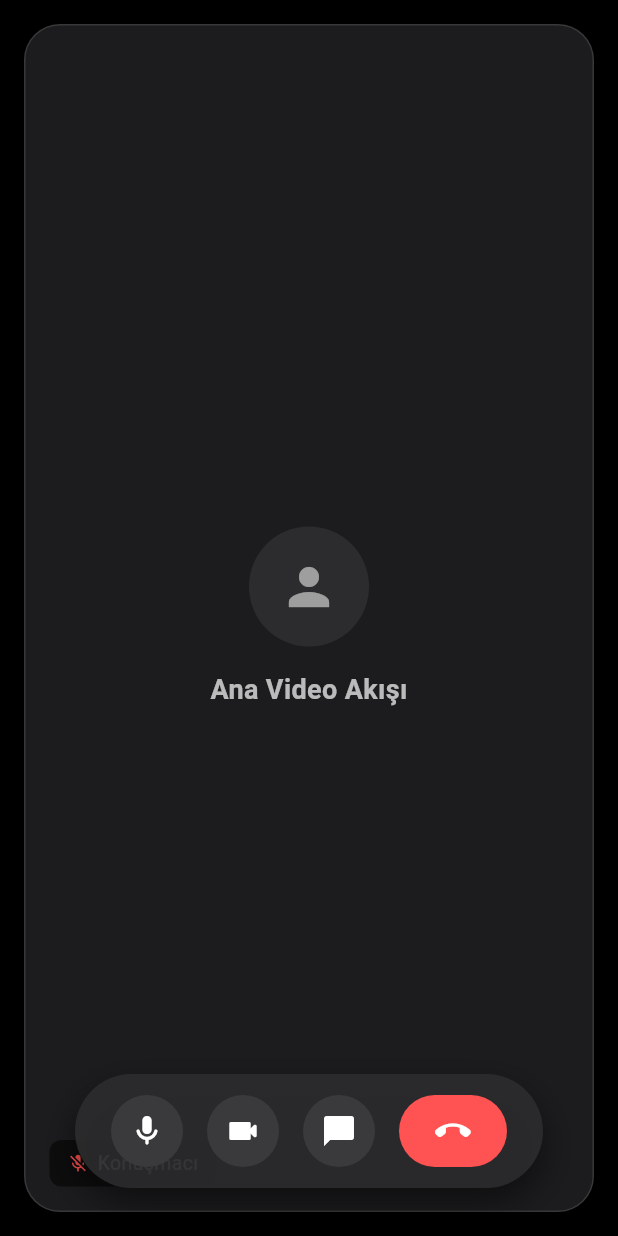
After one commit to 0xREISUB/REISUB_Meeting, a Flutter app: the screen it shows after launch, after a tap on "Meeting Screen Test", on a phone screen of 412 x 824 dp. The commit adds this screen. Run offline on Flutter 3.47's test engine with Material 3 defaults, Android fonts, the phone set to English and light mode, and no system bars; our stand-ins replace flutter_riverpod.

Commit message:
meeting ekranı ayarlandı

```diff
--- a/lib/features/auth/home_screen.dart
+++ b/lib/features/auth/home_screen.dart
@@ -6,6 +6,8 @@ import 'create_screen.dart';
 import 'about.dart';
 import 'language_screen.dart';
 import 'settings.dart';
+import 'meeting.dart';
+
 
 
 class HomeScreen extends ConsumerWidget {
@@ -228,6 +230,17 @@ Padding(
                     );
                   },
                 ),
+                ElevatedButton(
+                  onPressed: () {
+                    Navigator.push(
+                      context,
+                      MaterialPageRoute(
+                        builder: (_) => const MeetingScreen(),
+                      ),
+                    );
+                  },
+                  child: const Text('Meeting Screen Test'),
+                ),
               ],
             ),
           ),
--- /dev/null
+++ b/lib/features/auth/meeting.dart
@@ -0,0 +1,405 @@
+import 'package:flutter/material.dart';
+
+class MeetingScreen extends StatefulWidget {
+  const MeetingScreen({super.key});
+
+  @override
+  State<MeetingScreen> createState() => _MeetingScreenState();
+}
+
+class _MeetingScreenState extends State<MeetingScreen> {
+  bool _isMicEnabled = true;
+  bool _isCameraEnabled = true;
+  bool _showControls = true; // Ekrana tıklayınca kontrolleri gizleyip göstermek için
+
+  void _toggleControls() {
+    setState(() {
+      _showControls = !_showControls;
+    });
+  }
+
+  void _openChatSheet() {
+    showModalBottomSheet(
+      context: context,
+      isScrollControlled: true,
+      backgroundColor: Colors.transparent, // Arka planı şeffaf yapıp kendi container'ımızı kullanıyoruz
+      builder: (context) {
+        // Klavyenin yüksekliğini dinleyip ekranı ona göre itmek için Padding
+        return Padding(
+          padding: EdgeInsets.only(
+            bottom: MediaQuery.of(context).viewInsets.bottom,
+          ),
+          child: Container(
+            height: MediaQuery.of(context).size.height * 0.65,
+            decoration: const BoxDecoration(
+              color: Color(0xFF1C1C1E),
+              borderRadius: BorderRadius.vertical(top: Radius.circular(24)),
+            ),
+            child: Column(
+              children: [
+                const SizedBox(height: 12),
+                // Çekme (Drag) çubuğu
+                Container(
+                  width: 40,
+                  height: 4,
+                  decoration: BoxDecoration(
+                    color: Colors.white24,
+                    borderRadius: BorderRadius.circular(99),
+                  ),
+                ),
+                const SizedBox(height: 16),
+                const Text(
+                  'Sohbet',
+                  style: TextStyle(
+                    fontSize: 18,
+                    fontWeight: FontWeight.bold,
+                    color: Colors.white,
+                  ),
+                ),
+                const SizedBox(height: 12),
+                const Divider(height: 1, color: Colors.white12),
+                Expanded(
+                  child: ListView(
+                    padding: const EdgeInsets.all(16),
+                    children: const [
+                      _ChatBubble(
+                        message: 'Selam, sesim geliyor mu?',
+                        isMe: true,
+                      ),
+                      SizedBox(height: 12),
+                      _ChatBubble(
+                        message: 'Evet, net geliyor. Görüntü de gayet iyi.',
+                        isMe: false,
+                      ),
+                    ],
+                  ),
+                ),
+                SafeArea(
+                  top: false,
+                  child: Padding(
+                    padding: const EdgeInsets.fromLTRB(16, 8, 16, 16),
+                    child: Row(
+                      children: [
+                        Expanded(
+                          child: TextField(
+                            style: const TextStyle(color: Colors.white),
+                            decoration: InputDecoration(
+                              hintText: 'Mesaj yaz...',
+                              hintStyle: const TextStyle(color: Colors.white38),
+                              filled: true,
+                              fillColor: const Color(0xFF2C2C2E),
+                              contentPadding: const EdgeInsets.symmetric(
+                                horizontal: 20,
+                                vertical: 14,
+                              ),
+                              border: OutlineInputBorder(
+                                borderRadius: BorderRadius.circular(24),
+                                borderSide: BorderSide.none,
+                              ),
+                            ),
+                          ),
+                        ),
+                        const SizedBox(width: 8),
+                        CircleAvatar(
+                          radius: 24,
+                          backgroundColor: const Color(0xFF8A5CFF),
+                          child: IconButton(
+                            onPressed: () {},
+                            icon: const Icon(Icons.send_rounded, color: Colors.white, size: 20),
+                          ),
+                        ),
+                      ],
+                    ),
+                  ),
+                ),
+              ],
+            ),
+          ),
+        );
+      },
+    );
+  }
+
+  void _handleLeaveOrEndMeeting() {
+    Navigator.pop(context);
+  }
+
+  @override
+  Widget build(BuildContext context) {
+    const bg = Color(0xFF000000); // Gerçek siyah arka plan
+    const surface = Color(0xFF1C1C1E); // Koyu gri yüzeyler
+    final isDesktop = MediaQuery.of(context).size.width > 800; // Basit responsive kontrolü
+
+    return Scaffold(
+      backgroundColor: bg,
+      body: SafeArea(
+        child: GestureDetector(
+          onTap: _toggleControls, // Boşluğa tıklayınca UI kaybolur/gelir
+          behavior: HitTestBehavior.opaque,
+          child: Stack(
+            children: [
+              // ANA İÇERİK (Video Alanları)
+              Padding(
+                padding: const EdgeInsets.all(16.0),
+                child: Row(
+                  children: [
+                    // SOL: ANA VIDEO
+                    Expanded(
+                      flex: 3,
+                      child: Container(
+                        decoration: BoxDecoration(
+                          color: surface,
+                          borderRadius: BorderRadius.circular(24),
+                          border: Border.all(color: Colors.white12, width: 1),
+                        ),
+                        child: Stack(
+                          children: [
+                            const Center(
+                              child: Column(
+                                mainAxisSize: MainAxisSize.min,
+                                children: [
+                                  CircleAvatar(
+                                    radius: 40,
+                                    backgroundColor: Color(0xFF2C2C2E),
+                                    child: Icon(Icons.person, size: 40, color: Colors.white54),
+                                  ),
+                                  SizedBox(height: 16),
+                                  Text(
+                                    'Ana Video Akışı',
+                                    style: TextStyle(
+                                      fontSize: 18,
+                                      fontWeight: FontWeight.w600,
+                                      color: Colors.white70,
+                                    ),
+                                  ),
+                                ],
+                              ),
+                            ),
+                            // Sol alt isim etiketi
+                            Positioned(
+                              left: 16,
+                              bottom: 16,
+                              child: Container(
+                                padding: const EdgeInsets.symmetric(horizontal: 12, vertical: 6),
+                                decoration: BoxDecoration(
+                                  color: Colors.black54,
+                                  borderRadius: BorderRadius.circular(8),
+                                ),
+                                child: const Row(
+                                  mainAxisSize: MainAxisSize.min,
+                                  children: [
+                                    Icon(Icons.mic_off, size: 14, color: Colors.redAccent),
+                                    SizedBox(width: 6),
+                                    Text('Konuşmacı', style: TextStyle(color: Colors.white, fontSize: 13)),
+                                  ],
+                                ),
+                              ),
+                            ),
+                          ],
+                        ),
+                      ),
+                    ),
+
+                    if (isDesktop) const SizedBox(width: 16),
+
+                    // SAĞ: YAN VİDEOLAR (Sadece ekrana sığıyorsa göster)
+                    if (isDesktop)
+                      SizedBox(
+                        width: 260,
+                        child: ListView.separated(
+                          itemCount: 5,
+                          separatorBuilder: (context, index) => const SizedBox(height: 12),
+                          itemBuilder: (context, index) {
+                            return _ParticipantTile(index: index);
+                          },
+                        ),
+                      ),
+                  ],
+                ),
+              ),
+
+              // ALT KONTROL PANELİ (Yüzen Kapsül)
+              AnimatedPositioned(
+                duration: const Duration(milliseconds: 300),
+                curve: Curves.easeOutCubic,
+                bottom: _showControls ? 32 : -100, // Gizlendiğinde aşağı kayar
+                left: 0,
+                right: 0,
+                child: Center(
+                  child: Container(
+                    padding: const EdgeInsets.symmetric(horizontal: 24, vertical: 14),
+                    decoration: BoxDecoration(
+                      color: const Color(0xFF2C2C2E).withOpacity(0.9),
+                      borderRadius: BorderRadius.circular(40),
+                      boxShadow: [
+                        BoxShadow(
+                          color: Colors.black.withOpacity(0.5),
+                          blurRadius: 20,
+                          offset: const Offset(0, 10),
+                        ),
+                      ],
+                    ),
+                    child: Row(
+                      mainAxisSize: MainAxisSize.min,
+                      children: [
+                        _ControlButton(
+                          icon: _isMicEnabled ? Icons.mic_rounded : Icons.mic_off_rounded,
+                          isActive: _isMicEnabled,
+                          onTap: () => setState(() => _isMicEnabled = !_isMicEnabled),
+                        ),
+                        const SizedBox(width: 16),
+                        _ControlButton(
+                          icon: _isCameraEnabled ? Icons.videocam_rounded : Icons.videocam_off_rounded,
+                          isActive: _isCameraEnabled,
+                          onTap: () => setState(() => _isCameraEnabled = !_isCameraEnabled),
+                        ),
+                        const SizedBox(width: 16),
+                        _ControlButton(
+                          icon: Icons.chat_bubble_rounded,
+                          isActive: true, // Sohbet butonu hep aktif renkte
+                          onTap: _openChatSheet,
+                        ),
+                        const SizedBox(width: 16),
+                        // ÇIKIŞ BUTONU (Kırmızı ve daha geniş)
+                        InkWell(
+                          onTap: _handleLeaveOrEndMeeting,
+                          borderRadius: BorderRadius.circular(30),
+                          child: Container(
+                            padding: const EdgeInsets.symmetric(horizontal: 24, vertical: 12),
+                            decoration: BoxDecoration(
+                              color: Colors.redAccent,
+                              borderRadius: BorderRadius.circular(30),
+                            ),
+                            child: const Icon(Icons.call_end_rounded, color: Colors.white, size: 24),
+                          ),
+                        ),
+                      ],
+                    ),
+                  ),
+                ),
+              ),
+            ],
+          ),
+        ),
+      ),
+    );
+  }
+}
+
+// YAN VİDEO KUTULARI
+class _ParticipantTile extends StatelessWidget {
+  final int index;
+
+  const _ParticipantTile({required this.index});
+
+  @override
+  Widget build(BuildContext context) {
+    return AspectRatio(
+      aspectRatio: 16 / 9,
+      child: Container(
+        clipBehavior: Clip.antiAlias,
+        decoration: BoxDecoration(
+          color: const Color(0xFF1C1C1E),
+          borderRadius: BorderRadius.circular(16),
+          border: Border.all(color: Colors.white12, width: 1),
+        ),
+        child: Stack(
+          children: [
+            Center(
+              child: Icon(
+                Icons.person,
+                size: 32,
+                color: Colors.white.withOpacity(0.2),
+              ),
+            ),
+            Positioned(
+              left: 8,
+              bottom: 8,
+              child: Container(
+                padding: const EdgeInsets.symmetric(horizontal: 8, vertical: 4),
+                decoration: BoxDecoration(
+                  color: Colors.black54,
+                  borderRadius: BorderRadius.circular(6),
+                ),
+                child: Text(
+                  'Kullanıcı ${index + 1}',
+                  style: const TextStyle(color: Colors.white, fontSize: 11),
+                ),
+              ),
+            ),
+          ],
+        ),
+      ),
+    );
+  }
+}
+
+// KONTROL BUTONLARI (Yuvarlak)
+class _ControlButton extends StatelessWidget {
+  final IconData icon;
+  final bool isActive;
+  final VoidCallback onTap;
+
+  const _ControlButton({
+    required this.icon,
+    required this.isActive,
+    required this.onTap,
+  });
+
+  @override
+  Widget build(BuildContext context) {
+    // Kapalıysa Kırmızı, Açıksa Koyu Gri
+    final bgColor = isActive ? const Color(0xFF3A3A3C) : Colors.redAccent;
+    final iconColor = Colors.white;
+
+    return InkWell(
+      onTap: onTap,
+      borderRadius: BorderRadius.circular(30),
+      child: Container(
+        padding: const EdgeInsets.all(12),
+        decoration: BoxDecoration(
+          color: bgColor,
+          shape: BoxShape.circle,
+        ),
+        child: Icon(icon, color: iconColor, size: 24),
+      ),
+    );
+  }
+}
+
+// SOHBET BALONCUĞU
+class _ChatBubble extends StatelessWidget {
+  final String message;
+  final bool isMe;
+
+  const _ChatBubble({
+    required this.message,
+    required this.isMe,
+  });
+
+  @override
+  Widget build(BuildContext context) {
+    return Align(
+      alignment: isMe ? Alignment.centerRight : Alignment.centerLeft,
+      child: Container(
+        constraints: BoxConstraints(
+          maxWidth: MediaQuery.of(context).size.width * 0.7,
+        ),
+        padding: const EdgeInsets.symmetric(horizontal: 16, vertical: 12),
+        decoration: BoxDecoration(
+          color: isMe ? const Color(0xFF8A5CFF) : const Color(0xFF2C2C2E),
+          borderRadius: BorderRadius.only(
+            topLeft: const Radius.circular(16),
+            topRight: const Radius.circular(16),
+            bottomLeft: Radius.circular(isMe ? 16 : 4),
+            bottomRight: Radius.circular(isMe ? 4 : 16),
+          ),
+        ),
+        child: Text(
+          message,
+          style: const TextStyle(color: Colors.white, fontSize: 15),
+        ),
+      ),
+    );
+  }
+}
```
